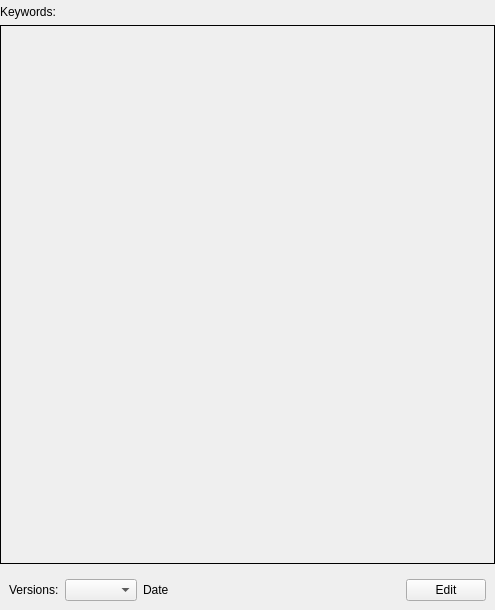
The window that apyec/viewer.ui (HazenBabcock/APyEC) describes before a commit, drawn with Qt 5.
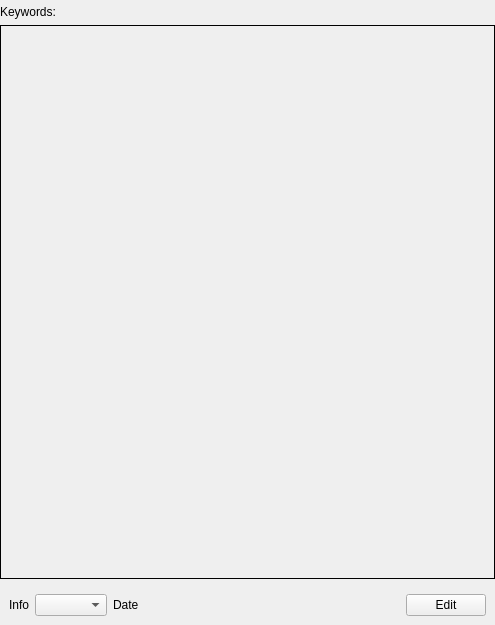
The same window after the commit.

Commit message: Add notebook, note to view display.

The edit to the form file:
```diff
--- a/apyec/viewer.ui
+++ b/apyec/viewer.ui
@@ -7,7 +7,7 @@
     <x>0</x>
     <y>0</y>
     <width>495</width>
-    <height>610</height>
+    <height>625</height>
    </rect>
   </property>
   <property name="windowTitle">
@@ -64,7 +64,7 @@
          </sizepolicy>
         </property>
         <property name="text">
-         <string>Versions:</string>
+         <string>Info</string>
         </property>
        </widget>
       </item>
```
Left out of the diff: 2 changed lines with no effect on the pictures. The commit also changes 2 other files.
